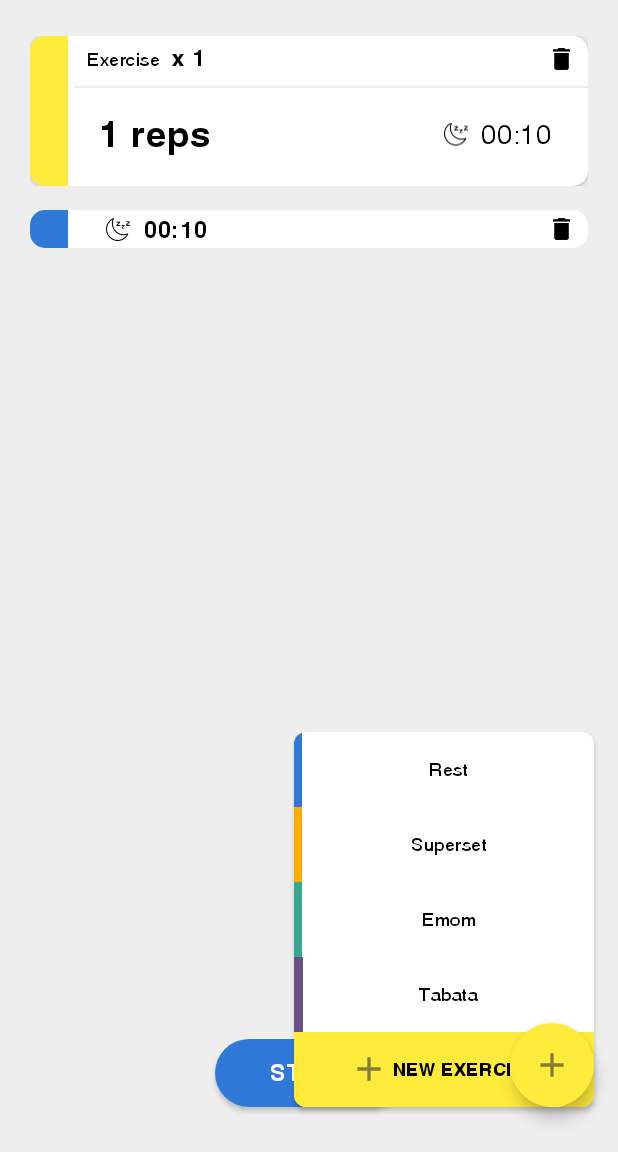
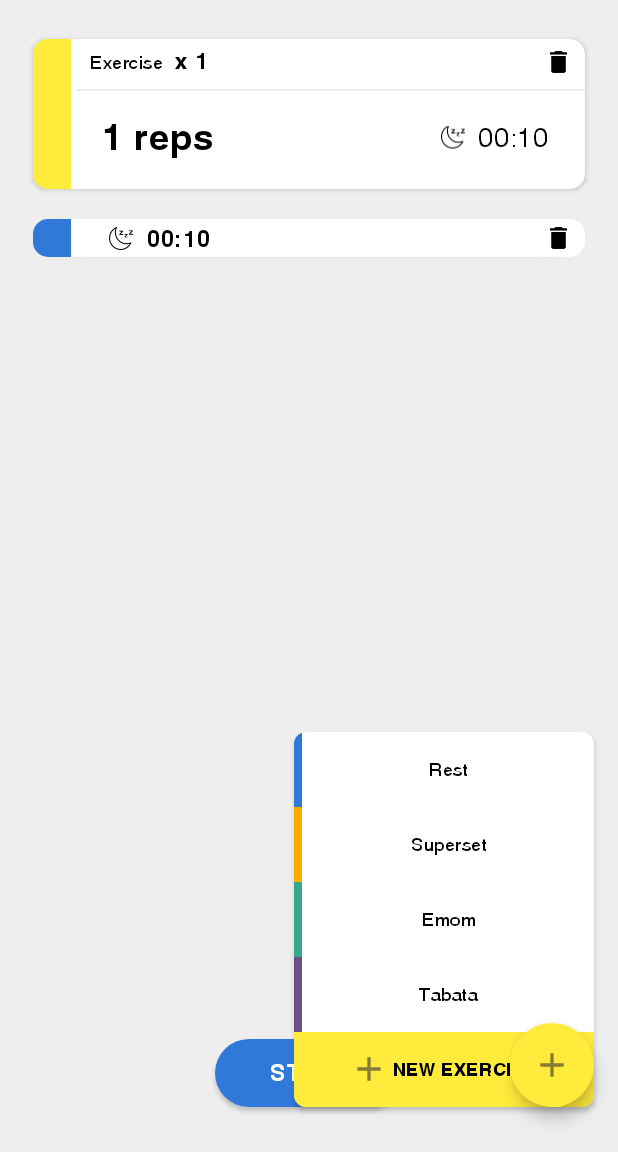
Before and after one commit to Matteob98/my_training, an Android app: the CircuitCreatorActivity screen opened directly, with no data from a screen before it, after a tap on "Rest", on a phone screen of 412 x 824 dp, the part 84-1236 px from its top. Run offline under Robolectric (Android 15) with nearby library versions, the phone set to English and light mode, and no system bars; libraries missing offline, so code that uses them is left out: com.gordonwong.materialsheetfab; plain views replace DimOverlayFrameLayout, RevealLinearLayout; Roboto replaces fonts that are not available here; 3 statements that could not run were skipped.

Commit message:
Sistemata ombra card circuit creator

```diff
--- a/app/build.gradle
+++ b/app/build.gradle
@@ -9,8 +9,8 @@ android {
         applicationId "com.italianswapp.yourtraining"
         minSdkVersion 21
         targetSdkVersion 29
-        versionCode 1
-        versionName "1.0"
+        versionCode 2
+        versionName "2.0"
 
         testInstrumentationRunner "androidx.test.runner.AndroidJUnitRunner"
     }
--- a/app/src/main/res/layout-sw600dp/emom_card.xml
+++ b/app/src/main/res/layout-sw600dp/emom_card.xml
@@ -3,7 +3,6 @@
     xmlns:tools="http://schemas.android.com/tools"
     android:layout_width="match_parent"
     android:layout_height="wrap_content"
-    android:padding="8dp"
     xmlns:app="http://schemas.android.com/apk/res-auto">
 
     <androidx.cardview.widget.CardView
@@ -12,6 +11,7 @@
         android:layout_height="100dp"
         app:cardCornerRadius="10dp"
         android:elevation="10dp"
+        android:layout_margin="10dp"
         android:foreground="?android:attr/selectableItemBackground"
         android:clickable="true"
         android:focusable="true"
--- a/app/src/main/res/layout-sw600dp/exercise_card.xml
+++ b/app/src/main/res/layout-sw600dp/exercise_card.xml
@@ -3,7 +3,6 @@
     xmlns:tools="http://schemas.android.com/tools"
     android:layout_width="match_parent"
     android:layout_height="wrap_content"
-    android:padding="8dp"
     xmlns:app="http://schemas.android.com/apk/res-auto">
 
     <androidx.cardview.widget.CardView
@@ -12,6 +11,7 @@
         android:layout_height="100dp"
         app:cardCornerRadius="10dp"
         android:elevation="10dp"
+        android:layout_margin="10dp"
         android:foreground="?android:attr/selectableItemBackground"
         android:clickable="true"
         android:focusable="true"
--- a/app/src/main/res/layout-sw600dp/rest_card.xml
+++ b/app/src/main/res/layout-sw600dp/rest_card.xml
@@ -3,7 +3,6 @@
     xmlns:tools="http://schemas.android.com/tools"
     android:layout_width="match_parent"
     android:layout_height="wrap_content"
-    android:padding="8dp"
     xmlns:app="http://schemas.android.com/apk/res-auto">
 
     <androidx.cardview.widget.CardView
@@ -12,6 +11,7 @@
         android:layout_height="25dp"
         app:cardCornerRadius="10dp"
         android:elevation="10dp"
+        android:layout_margin="10dp"
         android:foreground="?android:attr/selectableItemBackground"
         android:clickable="true"
         android:focusable="true"
--- a/app/src/main/res/layout-sw600dp/superset_card.xml
+++ b/app/src/main/res/layout-sw600dp/superset_card.xml
@@ -3,7 +3,6 @@
     xmlns:tools="http://schemas.android.com/tools"
     android:layout_width="match_parent"
     android:layout_height="wrap_content"
-    android:padding="8dp"
     xmlns:app="http://schemas.android.com/apk/res-auto">
 
     <androidx.cardview.widget.CardView
@@ -12,6 +11,7 @@
         android:layout_height="130dp"
         app:cardCornerRadius="10dp"
         android:elevation="10dp"
+        android:layout_margin="10dp"
         android:foreground="?android:attr/selectableItemBackground"
         android:clickable="true"
         android:focusable="true"
--- a/app/src/main/res/layout-sw600dp/tabata_card.xml
+++ b/app/src/main/res/layout-sw600dp/tabata_card.xml
@@ -3,7 +3,6 @@
     xmlns:tools="http://schemas.android.com/tools"
     android:layout_width="match_parent"
     android:layout_height="wrap_content"
-    android:padding="8dp"
     xmlns:app="http://schemas.android.com/apk/res-auto">
 
     <androidx.cardview.widget.CardView
@@ -15,6 +14,7 @@
         android:clickable="true"
         android:focusable="true"
         android:elevation="10dp"
+        android:layout_margin="10dp"
         app:layout_constraintStart_toStartOf="parent"
         app:layout_constraintEnd_toEndOf="parent"
         app:layout_constraintTop_toTopOf="parent"
--- a/app/src/main/res/layout/activity_circuit_creator.xml
+++ b/app/src/main/res/layout/activity_circuit_creator.xml
@@ -198,7 +198,7 @@
                         android:focusable="true">
 
                         <View
-                            android:layout_width="6dp"
+                            android:layout_width="5dp"
                             android:layout_height="match_parent"
                             android:background="@color/tabataColor" />
 
--- a/app/src/main/res/layout/emom_card.xml
+++ b/app/src/main/res/layout/emom_card.xml
@@ -3,7 +3,6 @@
     xmlns:tools="http://schemas.android.com/tools"
     android:layout_width="match_parent"
     android:layout_height="wrap_content"
-    android:padding="8dp"
     xmlns:app="http://schemas.android.com/apk/res-auto">
 
     <androidx.cardview.widget.CardView
@@ -12,6 +11,7 @@
         android:layout_height="100dp"
         app:cardCornerRadius="10dp"
         android:elevation="10dp"
+        android:layout_margin="10dp"
         android:foreground="?android:attr/selectableItemBackground"
         android:clickable="true"
         android:focusable="true"
--- a/app/src/main/res/layout/exercise_card.xml
+++ b/app/src/main/res/layout/exercise_card.xml
@@ -3,7 +3,6 @@
     xmlns:tools="http://schemas.android.com/tools"
     android:layout_width="match_parent"
     android:layout_height="wrap_content"
-    android:padding="8dp"
     xmlns:app="http://schemas.android.com/apk/res-auto">
 
     <androidx.cardview.widget.CardView
@@ -12,6 +11,7 @@
         android:layout_height="100dp"
         app:cardCornerRadius="10dp"
         android:elevation="10dp"
+        android:layout_margin="10dp"
         android:foreground="?android:attr/selectableItemBackground"
         android:clickable="true"
         android:focusable="true"
--- a/app/src/main/res/layout/rest_card.xml
+++ b/app/src/main/res/layout/rest_card.xml
@@ -3,7 +3,6 @@
     xmlns:tools="http://schemas.android.com/tools"
     android:layout_width="match_parent"
     android:layout_height="wrap_content"
-    android:padding="8dp"
     xmlns:app="http://schemas.android.com/apk/res-auto">
 
     <androidx.cardview.widget.CardView
@@ -12,6 +11,7 @@
         android:layout_height="25dp"
         app:cardCornerRadius="10dp"
         android:elevation="10dp"
+        android:layout_margin="10dp"
         android:foreground="?android:attr/selectableItemBackground"
         android:clickable="true"
         android:focusable="true"
--- a/app/src/main/res/layout/superset_card.xml
+++ b/app/src/main/res/layout/superset_card.xml
@@ -3,7 +3,6 @@
     xmlns:tools="http://schemas.android.com/tools"
     android:layout_width="match_parent"
     android:layout_height="wrap_content"
-    android:padding="8dp"
     xmlns:app="http://schemas.android.com/apk/res-auto">
 
     <androidx.cardview.widget.CardView
@@ -12,6 +11,7 @@
         android:layout_height="130dp"
         app:cardCornerRadius="10dp"
         android:elevation="10dp"
+        android:layout_margin="10dp"
         android:foreground="?android:attr/selectableItemBackground"
         android:clickable="true"
         android:focusable="true"
--- a/app/src/main/res/layout/tabata_card.xml
+++ b/app/src/main/res/layout/tabata_card.xml
@@ -3,7 +3,6 @@
     xmlns:tools="http://schemas.android.com/tools"
     android:layout_width="match_parent"
     android:layout_height="wrap_content"
-    android:padding="8dp"
     xmlns:app="http://schemas.android.com/apk/res-auto">
 
     <androidx.cardview.widget.CardView
@@ -15,6 +14,7 @@
         android:clickable="true"
         android:focusable="true"
         android:elevation="10dp"
+        android:layout_margin="10dp"
         app:layout_constraintStart_toStartOf="parent"
         app:layout_constraintEnd_toEndOf="parent"
         app:layout_constraintTop_toTopOf="parent"
```
Also changed, not shown: 833 other files.
